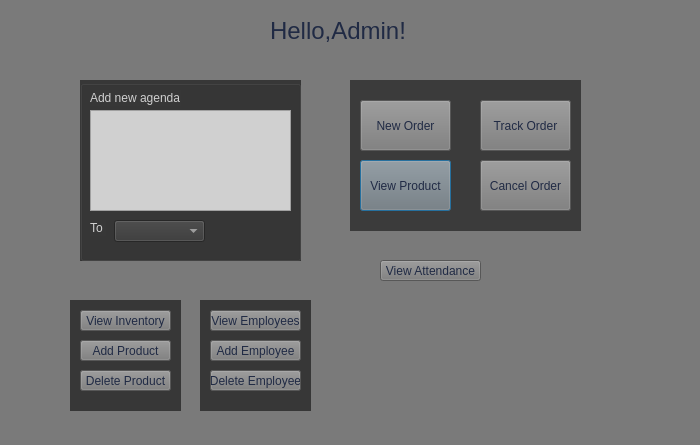
First picture: the form in Bhitti-master/Bhitti/admindash.ui, repository BigyaDhungana/Bhitti, before the edit.
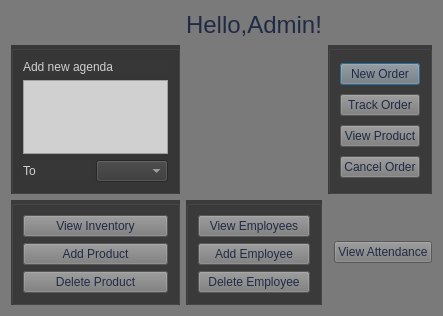
Second picture: the form after the edit.

Diff of the .ui file:
```diff
--- a/Bhitti-master/Bhitti/admindash.ui
+++ b/Bhitti-master/Bhitti/admindash.ui
@@ -6,8 +6,8 @@
    <rect>
     <x>0</x>
     <y>0</y>
-    <width>700</width>
-    <height>445</height>
+    <width>443</width>
+    <height>316</height>
    </rect>
   </property>
   <property name="windowTitle">
@@ -16,15 +16,9 @@
   <property name="styleSheet">
    <string notr="true">background-color: rgb(122, 122, 122);</string>
   </property>
+  <layout class="QGridLayout" name="gridLayout_5">
+   <item row="0" column="1">
   <widget class="QLabel" name="label">
-   <property name="geometry">
-    <rect>
-     <x>270</x>
-     <y>10</y>
-     <width>141</width>
-     <height>41</height>
-    </rect>
-   </property>
    <property name="font">
     <font>
      <pointsize>18</pointsize>
@@ -38,30 +32,20 @@
     <string>Hello,Admin!</string>
    </property>
   </widget>
+   </item>
+   <item row="1" column="0">
+    <layout class="QVBoxLayout" name="verticalLayout">
+     <item>
   <widget class="QGroupBox" name="groupBox">
-   <property name="geometry">
-    <rect>
-     <x>80</x>
-     <y>80</y>
-     <width>221</width>
-     <height>181</height>
-    </rect>
-   </property>
    <property name="styleSheet">
     <string notr="true">background-color: rgb(55, 55, 55);</string>
    </property>
    <property name="title">
     <string/>
    </property>
+       <layout class="QGridLayout" name="gridLayout">
+        <item row="0" column="0" colspan="2">
    <widget class="QLabel" name="label_2">
-    <property name="geometry">
-     <rect>
-      <x>10</x>
-      <y>10</y>
-      <width>91</width>
-      <height>16</height>
-     </rect>
-    </property>
     <property name="styleSheet">
      <string notr="true">color: rgb(208, 208, 208);</string>
     </property>
@@ -69,28 +53,16 @@
      <string>Add new agenda</string>
     </property>
    </widget>
+        </item>
+        <item row="1" column="0" colspan="2">
    <widget class="QTextEdit" name="textEdit">
-    <property name="geometry">
-     <rect>
-      <x>10</x>
-      <y>30</y>
-      <width>201</width>
-      <height>101</height>
-     </rect>
-    </property>
     <property name="styleSheet">
      <string notr="true">background-color: rgb(208, 208, 208);</string>
     </property>
    </widget>
+        </item>
+        <item row="2" column="0">
    <widget class="QLabel" name="label_3">
-    <property name="geometry">
-     <rect>
-      <x>10</x>
-      <y>140</y>
-      <width>16</width>
-      <height>16</height>
-     </rect>
-    </property>
     <property name="styleSheet">
      <string notr="true">color: rgb(208, 208, 208);</string>
     </property>
@@ -98,65 +70,32 @@
      <string>To</string>
     </property>
    </widget>
+        </item>
+        <item row="2" column="1">
    <widget class="QComboBox" name="comboBox">
-    <property name="geometry">
-     <rect>
-      <x>34</x>
-      <y>140</y>
-      <width>91</width>
-      <height>22</height>
-     </rect>
-    </property>
     <property name="styleSheet">
      <string notr="true">color: rgb(208, 208, 208);</string>
     </property>
    </widget>
-  </widget>
-  <widget class="QLabel" name="label_4">
-   <property name="geometry">
-    <rect>
-     <x>350</x>
-     <y>80</y>
-     <width>231</width>
-     <height>151</height>
-    </rect>
-   </property>
+        </item>
+       </layout>
+      </widget>
+     </item>
+    </layout>
+   </item>
+   <item row="1" column="2">
+    <layout class="QGridLayout" name="gridLayout_2">
+     <item row="0" column="0">
+      <widget class="QGroupBox" name="groupBox_2">
    <property name="styleSheet">
     <string notr="true">background-color: rgb(59, 59, 59);</string>
    </property>
-   <property name="text">
+       <property name="title">
     <string/>
    </property>
-  </widget>
-  <widget class="QPushButton" name="pushButton_3">
-   <property name="geometry">
-    <rect>
-     <x>360</x>
-     <y>160</y>
-     <width>91</width>
-     <height>51</height>
-    </rect>
-   </property>
-   <property name="cursor">
-    <cursorShape>PointingHandCursor</cursorShape>
-   </property>
-   <property name="styleSheet">
-    <string notr="true">background-color: rgb(122, 122, 122);
-color: rgb(32, 42, 68);</string>
-   </property>
-   <property name="text">
-    <string>View Product</string>
-   </property>
-  </widget>
+       <layout class="QVBoxLayout" name="verticalLayout_2">
+        <item>
   <widget class="QPushButton" name="pushButton">
-   <property name="geometry">
-    <rect>
-     <x>360</x>
-     <y>100</y>
-     <width>91</width>
-     <height>51</height>
-    </rect>
-   </property>
    <property name="cursor">
     <cursorShape>PointingHandCursor</cursorShape>
    </property>
@@ -168,35 +107,9 @@
     <string>New Order</string>
    </property>
   </widget>
-  <widget class="QPushButton" name="pushButton_4">
-   <property name="geometry">
-    <rect>
-     <x>480</x>
-     <y>160</y>
-     <width>91</width>
-     <height>51</height>
-    </rect>
-   </property>
-   <property name="cursor">
-    <cursorShape>PointingHandCursor</cursorShape>
-   </property>
-   <property name="styleSheet">
-    <string notr="true">background-color: rgb(122, 122, 122);
-color: rgb(32, 42, 68);</string>
-   </property>
-   <property name="text">
-    <string>Cancel Order</string>
-   </property>
-  </widget>
+        </item>
+        <item>
   <widget class="QPushButton" name="pushButton_2">
-   <property name="geometry">
-    <rect>
-     <x>480</x>
-     <y>100</y>
-     <width>91</width>
-     <height>51</height>
-    </rect>
-   </property>
    <property name="cursor">
     <cursorShape>PointingHandCursor</cursorShape>
    </property>
@@ -208,31 +121,53 @@
     <string>Track Order</string>
    </property>
   </widget>
-  <widget class="QLabel" name="label_5">
-   <property name="geometry">
-    <rect>
-     <x>70</x>
-     <y>300</y>
-     <width>111</width>
-     <height>111</height>
-    </rect>
+        </item>
+        <item>
+         <widget class="QPushButton" name="pushButton_3">
+          <property name="cursor">
+           <cursorShape>PointingHandCursor</cursorShape>
    </property>
    <property name="styleSheet">
-    <string notr="true">background-color: rgb(55, 55, 55);</string>
+           <string notr="true">background-color: rgb(122, 122, 122);
+color: rgb(32, 42, 68);</string>
    </property>
    <property name="text">
+           <string>View Product</string>
+          </property>
+         </widget>
+        </item>
+        <item>
+         <widget class="QPushButton" name="pushButton_4">
+          <property name="cursor">
+           <cursorShape>PointingHandCursor</cursorShape>
+          </property>
+          <property name="styleSheet">
+           <string notr="true">background-color: rgb(122, 122, 122);
+color: rgb(32, 42, 68);</string>
+          </property>
+          <property name="text">
+           <string>Cancel Order</string>
+          </property>
+         </widget>
+        </item>
+       </layout>
+      </widget>
+     </item>
+    </layout>
+   </item>
+   <item row="2" column="0">
+    <widget class="QGroupBox" name="groupBox_3">
+     <property name="styleSheet">
+      <string notr="true">background-color: rgb(59, 59, 59);</string>
+     </property>
+     <property name="title">
     <string/>
    </property>
-  </widget>
+     <layout class="QGridLayout" name="gridLayout_3">
+      <item row="0" column="0">
+       <layout class="QVBoxLayout" name="verticalLayout_4">
+        <item>
   <widget class="QPushButton" name="pushButton_6">
-   <property name="geometry">
-    <rect>
-     <x>80</x>
-     <y>310</y>
-     <width>91</width>
-     <height>21</height>
-    </rect>
-   </property>
    <property name="cursor">
     <cursorShape>PointingHandCursor</cursorShape>
    </property>
@@ -244,35 +179,9 @@
     <string>View Inventory</string>
    </property>
   </widget>
-  <widget class="QPushButton" name="pushButton_7">
-   <property name="geometry">
-    <rect>
-     <x>80</x>
-     <y>370</y>
-     <width>91</width>
-     <height>21</height>
-    </rect>
-   </property>
-   <property name="cursor">
-    <cursorShape>PointingHandCursor</cursorShape>
-   </property>
-   <property name="styleSheet">
-    <string notr="true">background-color: rgb(122, 122, 122);
-color: rgb(32, 42, 68);</string>
-   </property>
-   <property name="text">
-    <string>Delete Product</string>
-   </property>
-  </widget>
+        </item>
+        <item>
   <widget class="QPushButton" name="pushButton_8">
-   <property name="geometry">
-    <rect>
-     <x>80</x>
-     <y>340</y>
-     <width>91</width>
-     <height>21</height>
-    </rect>
-   </property>
    <property name="cursor">
     <cursorShape>PointingHandCursor</cursorShape>
    </property>
@@ -284,31 +193,53 @@
     <string>Add Product</string>
    </property>
   </widget>
-  <widget class="QLabel" name="label_6">
-   <property name="geometry">
-    <rect>
-     <x>200</x>
-     <y>300</y>
-     <width>111</width>
-     <height>111</height>
-    </rect>
+        </item>
+        <item>
+         <widget class="QPushButton" name="pushButton_7">
+          <property name="cursor">
+           <cursorShape>PointingHandCursor</cursorShape>
    </property>
    <property name="styleSheet">
-    <string notr="true">background-color: rgb(55, 55, 55);</string>
+           <string notr="true">background-color: rgb(122, 122, 122);
+color: rgb(32, 42, 68);</string>
    </property>
    <property name="text">
+           <string>Delete Product</string>
+          </property>
+         </widget>
+        </item>
+       </layout>
+      </item>
+     </layout>
+    </widget>
+   </item>
+   <item row="2" column="1">
+    <widget class="QGroupBox" name="groupBox_4">
+     <property name="styleSheet">
+      <string notr="true">background-color: rgb(59, 59, 59);</string>
+     </property>
+     <property name="title">
     <string/>
    </property>
-  </widget>
+     <layout class="QGridLayout" name="gridLayout_4">
+      <item row="0" column="0">
+       <layout class="QVBoxLayout" name="verticalLayout_5">
+        <item>
+         <widget class="QPushButton" name="pushButton_11">
+          <property name="cursor">
+           <cursorShape>PointingHandCursor</cursorShape>
+          </property>
+          <property name="styleSheet">
+           <string notr="true">color: rgb(32, 42, 68);
+background-color: rgb(122, 122, 122);</string>
+          </property>
+          <property name="text">
+           <string>View Employees</string>
+          </property>
+         </widget>
+        </item>
+        <item>
   <widget class="QPushButton" name="pushButton_9">
-   <property name="geometry">
-    <rect>
-     <x>210</x>
-     <y>340</y>
-     <width>91</width>
-     <height>21</height>
-    </rect>
-   </property>
    <property name="cursor">
     <cursorShape>PointingHandCursor</cursorShape>
    </property>
@@ -320,15 +251,9 @@
     <string>Add Employee</string>
    </property>
   </widget>
+        </item>
+        <item>
   <widget class="QPushButton" name="pushButton_10">
-   <property name="geometry">
-    <rect>
-     <x>210</x>
-     <y>370</y>
-     <width>91</width>
-     <height>21</height>
-    </rect>
-   </property>
    <property name="cursor">
     <cursorShape>PointingHandCursor</cursorShape>
    </property>
@@ -340,35 +265,29 @@
     <string>Delete Employee</string>
    </property>
   </widget>
-  <widget class="QPushButton" name="pushButton_11">
-   <property name="geometry">
-    <rect>
-     <x>210</x>
-     <y>310</y>
-     <width>91</width>
-     <height>21</height>
-    </rect>
-   </property>
-   <property name="cursor">
-    <cursorShape>PointingHandCursor</cursorShape>
-   </property>
-   <property name="styleSheet">
-    <string notr="true">color: rgb(32, 42, 68);
-background-color: rgb(122, 122, 122);</string>
-   </property>
-   <property name="text">
-    <string>View Employees</string>
-   </property>
-  </widget>
+        </item>
+       </layout>
+      </item>
+     </layout>
+    </widget>
+   </item>
+   <item row="2" column="2">
+    <layout class="QHBoxLayout" name="horizontalLayout_3">
+     <item>
+      <spacer name="horizontalSpacer">
+       <property name="orientation">
+        <enum>Qt::Horizontal</enum>
+       </property>
+       <property name="sizeHint" stdset="0">
+        <size>
+         <width>40</width>
+         <height>20</height>
+        </size>
+       </property>
+      </spacer>
+     </item>
+     <item>
   <widget class="QPushButton" name="pushButton_12">
-   <property name="geometry">
-    <rect>
-     <x>380</x>
-     <y>260</y>
-     <width>101</width>
-     <height>21</height>
-    </rect>
-   </property>
    <property name="cursor">
     <cursorShape>PointingHandCursor</cursorShape>
    </property>
@@ -380,6 +299,10 @@
     <string>View Attendance</string>
    </property>
   </widget>
+     </item>
+    </layout>
+   </item>
+  </layout>
  </widget>
  <resources/>
  <connections/>
```
Lines whose indentation alone changed are shown as unchanged.
